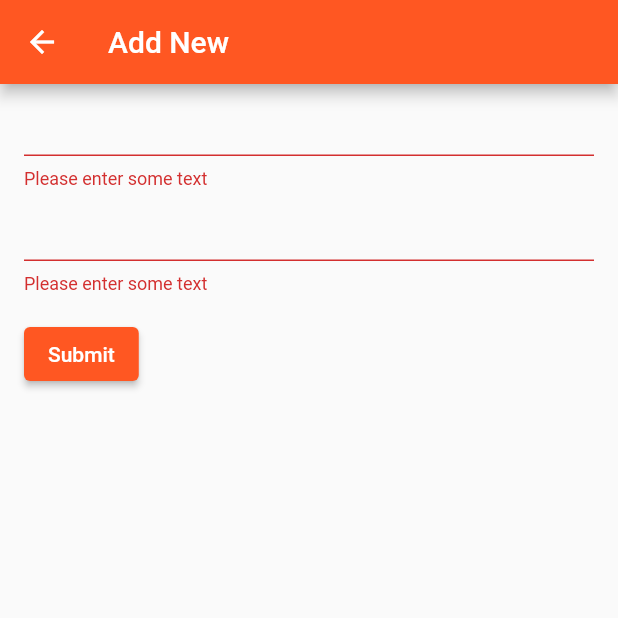
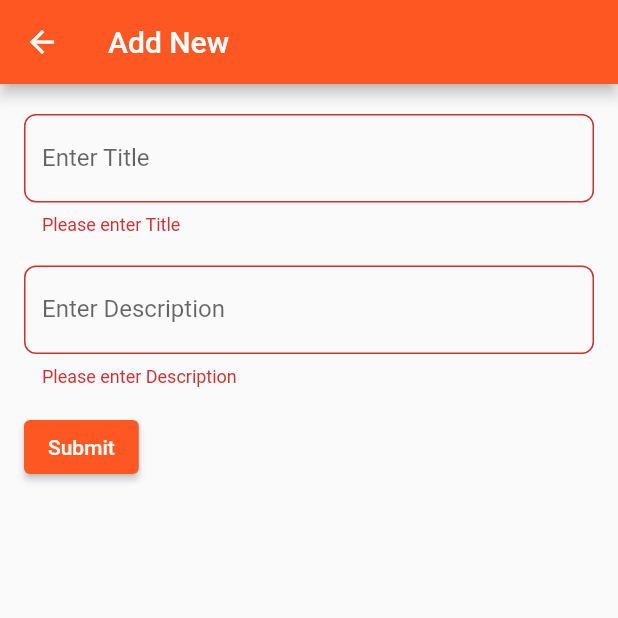
Before and after one commit to TheSnowFall/todo, a Flutter app: the SecondPage screen opened directly, after a tap on "Submit", on a phone screen of 412 x 824 dp, the top half of it. Run offline on Flutter 3.47's test engine with Material 2 defaults, Android fonts, the phone set to English and light mode, and no system bars.

Commit message:
this is a test commit with 2 blank class

```diff
--- a/lib/second_page.dart
+++ b/lib/second_page.dart
@@ -1,5 +1,4 @@
 import 'package:flutter/material.dart';
-
 
 class SecondPage extends StatelessWidget {
   @override
@@ -9,7 +8,6 @@ class SecondPage extends StatelessWidget {
         title: Text("Add New"),
       ),
       body: MyCustomForm(),
-
     );
   }
 }
@@ -37,29 +35,51 @@ class SecondPage extends StatelessWidget {
     // Build a Form widget using the _formKey created above.
     return Form(
       key: _formKey,
-  child:Padding(
-    padding:const EdgeInsets.symmetric(horizontal: 16.0),
+      child: Padding(
+        padding: const EdgeInsets.symmetric(horizontal: 16.0),
         child: Column(
           crossAxisAlignment: CrossAxisAlignment.start,
           children: <Widget>[
+            SizedBox(
+              height:20,
+            ),
             TextFormField(
+              decoration: InputDecoration(
+                labelText: "Enter Title",
+                fillColor: Colors.white,
+                border: OutlineInputBorder(
+                  borderRadius:  BorderRadius.circular(8.0),
+                  borderSide:  BorderSide(),
+                ),
+                //fillColor: Colors.green
+              ),
               validator: (value) {
                 if (value.isEmpty) {
-  return 'Please enter some text';
+                  return 'Please enter Title';
                 }
                 return null;
               },
             ),
-
+            SizedBox(
+              height:20,
+            ),
             TextFormField(
+              decoration: InputDecoration(
+                labelText: "Enter Description",
+                fillColor: Colors.white,
+                border: OutlineInputBorder(
+                  borderRadius:  BorderRadius.circular(8.0),
+                  borderSide:  BorderSide(),
+                ),
+                //fillColor: Colors.green
+              ),
               validator: (value) {
                 if (value.isEmpty) {
-          return 'Please enter some text';
+                  return 'Please enter Description';
                 }
                 return null;
               },
             ),
-
             Padding(
               padding: const EdgeInsets.symmetric(vertical: 16.0),
               child: ElevatedButton(
@@ -68,8 +88,8 @@ class SecondPage extends StatelessWidget {
                   // otherwise.
                   if (_formKey.currentState.validate()) {
                     // If the form is valid, display a Snackbar.
-  Scaffold.of(context)
-      .showSnackBar(SnackBar(content: Text('Processing Data')));
+                    Scaffold.of(context).showSnackBar(
+                        SnackBar(content: Text('Processing Data')));
                   }
                 },
                 child: Text('Submit'),
```
Lines whose indentation alone changed are shown as unchanged.
